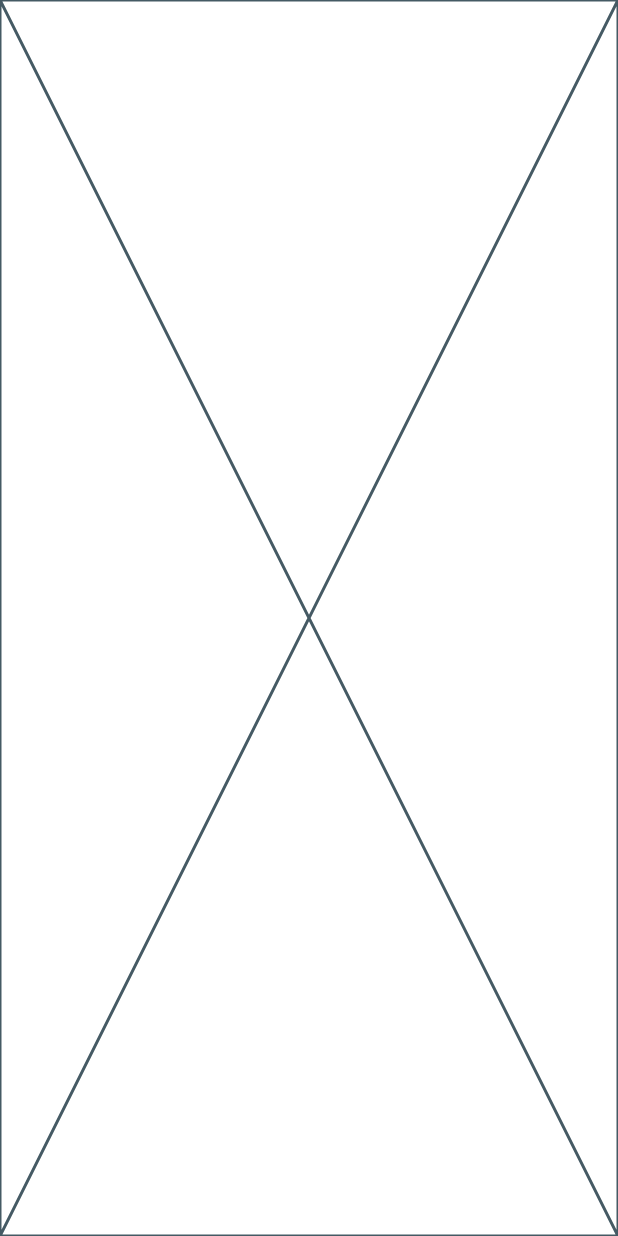
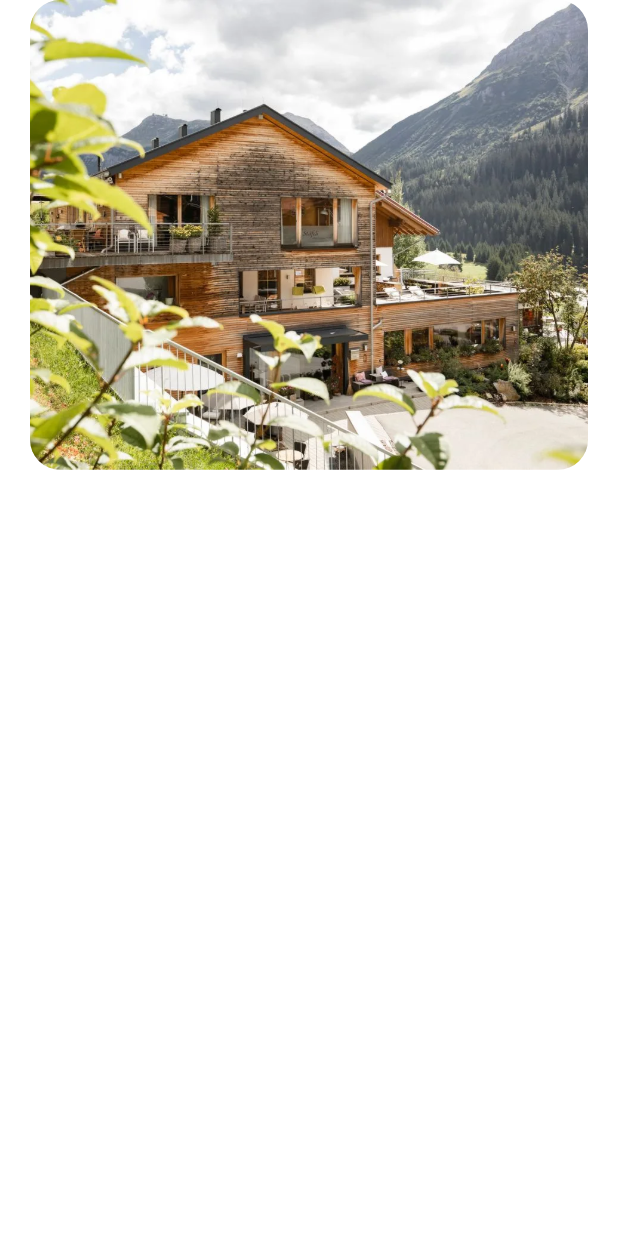
Before and after one commit to Nidhal-Khazene/Aspen_Travel_Mobile_App, a Flutter app: the LocationDetailsView screen opened by its route, on a phone screen of 412 x 824 dp. Run offline on Flutter 3.47's test engine with Material 3 defaults, Android fonts, the phone set to English and light mode, and no system bars; our stand-ins replace flutter_svg, font_awesome_flutter; project files that could hold a hidden picture were left out.

Commit message:
add image to Location image as image backgroind

```diff
--- a/lib/core/utils/assets.dart
+++ b/lib/core/utils/assets.dart
@@ -24,7 +24,8 @@ class Assets {
 
   /// Assets for assetsImagesSplashBackground
   /// assets/images/splash_background.png
-  static const String assetsImagesSplashBackground = "assets/images/splash_background.png";
+  static const String assetsImagesSplashBackground =
+      "assets/images/splash_background.png";
 
   /// Assets for assetsImagesTestImage
   /// assets/images/test_image.png
@@ -34,11 +35,17 @@ class Assets {
   /// assets/images/test_image_2.png
   static const String assetsImagesTestImage2 = "assets/images/test_image_2.png";
 
+  /// Assets for assetsImagesTestImage3
+  /// assets/images/test_image_3.png
+  static const String assetsImagesTestImage3 =
+      "assets/images/test_image_3.webp";
+
   /// Assets for assetsImagesTicket
   /// assets/images/ticket.svg
   static const String assetsImagesTicket = "assets/images/ticket.svg";
 
   /// Assets for assetsImagesTravelLogoIconLauncher
   /// assets/images/travel_logo_icon_launcher.png
-  static const String assetsImagesTravelLogoIconLauncher = "assets/images/travel_logo_icon_launcher.png";
+  static const String assetsImagesTravelLogoIconLauncher =
+      "assets/images/travel_logo_icon_launcher.png";
 }
--- a/lib/features/home/presentation/views/widgets/feature_card_item.dart
+++ b/lib/features/home/presentation/views/widgets/feature_card_item.dart
@@ -1,5 +1,6 @@
 import 'package:aspen_travel_app/core/utils/assets.dart';
 import 'package:aspen_travel_app/features/home/presentation/views/widgets/feature_card_details.dart';
+import 'package:aspen_travel_app/features/home/presentation/views/widgets/location_details_view.dart';
 import 'package:flutter/material.dart';
 
 class FeatureCardItem extends StatelessWidget {
@@ -7,7 +8,11 @@ class FeatureCardItem extends StatelessWidget {
 
   @override
   Widget build(BuildContext context) {
-    return ClipRRect(
+    return GestureDetector(
+      onTap: () {
+        Navigator.pushNamed(context, LocationDetailsView.routeName);
+      },
+      child: ClipRRect(
         borderRadius: BorderRadius.circular(24),
         child: AspectRatio(
           aspectRatio: 2.65 / 4,
@@ -33,9 +38,11 @@ class FeatureCardItem extends StatelessWidget {
             ],
           ),
         ),
+      ),
     );
   }
 }
+
 //SizedBox(
 // width: 188,
 // height: 240,
--- a/lib/features/home/presentation/views/widgets/location_details_view_body.dart
+++ b/lib/features/home/presentation/views/widgets/location_details_view_body.dart
@@ -1,3 +1,4 @@
+import 'package:aspen_travel_app/features/home/presentation/views/widgets/location_image.dart';
 import 'package:flutter/material.dart';
 
 class LocationDetailsViewBody extends StatelessWidget {
@@ -5,6 +6,14 @@ class LocationDetailsViewBody extends StatelessWidget {
 
   @override
   Widget build(BuildContext context) {
-    return const Placeholder();
+    return const SafeArea(
+      child: Padding(
+        padding: EdgeInsets.symmetric(horizontal: 20),
+        child: Column(
+          mainAxisSize: MainAxisSize.max,
+          children: [LocationImage(), SizedBox(height: 32)],
+        ),
+      ),
+    );
   }
 }
--- /dev/null
+++ b/lib/features/home/presentation/views/widgets/location_image.dart
@@ -0,0 +1,28 @@
+import 'package:flutter/material.dart';
+
+import '../../../../../core/utils/assets.dart';
+
+class LocationImage extends StatelessWidget {
+  const LocationImage({super.key});
+
+  @override
+  Widget build(BuildContext context) {
+    return ClipRRect(
+      borderRadius: BorderRadius.circular(20),
+      child: Stack(
+        children: [
+          Positioned(
+            child: SizedBox(
+              height: MediaQuery.of(context).size.height * 0.38,
+              width: MediaQuery.of(context).size.width,
+              child: Image.asset(
+                Assets.assetsImagesTestImage3,
+                fit: BoxFit.cover,
+              ),
+            ),
+          ),
+        ],
+      ),
+    );
+  }
+}
--- a/pubspec.yaml
+++ b/pubspec.yaml
@@ -69,6 +69,7 @@ flutter:
     - assets/images/Search.svg
     - assets/images/test_image.png
     - assets/images/test_image_2.png
+    - assets/images/test_image_3.webp
 
   # An image asset can refer to one or more resolution-specific "variants", see
   # https://flutter.dev/to/resolution-aware-images
```
Also changed, not shown: assets/images/test_image_3.webp (added). Lines whose indentation alone changed are shown as unchanged.
